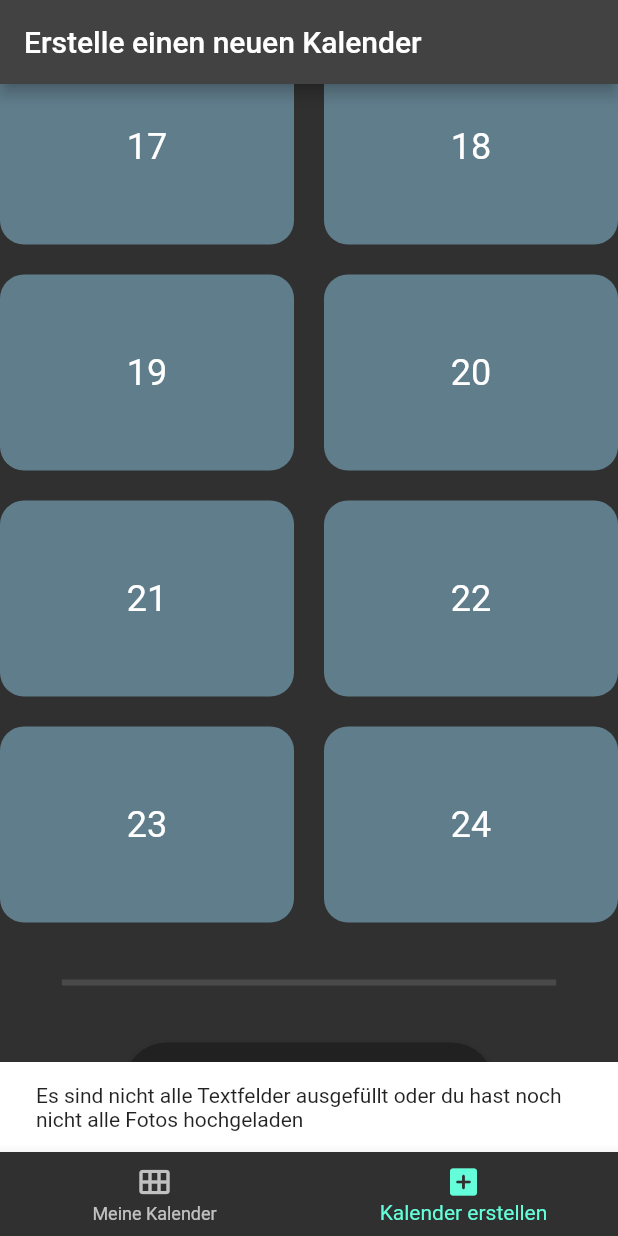
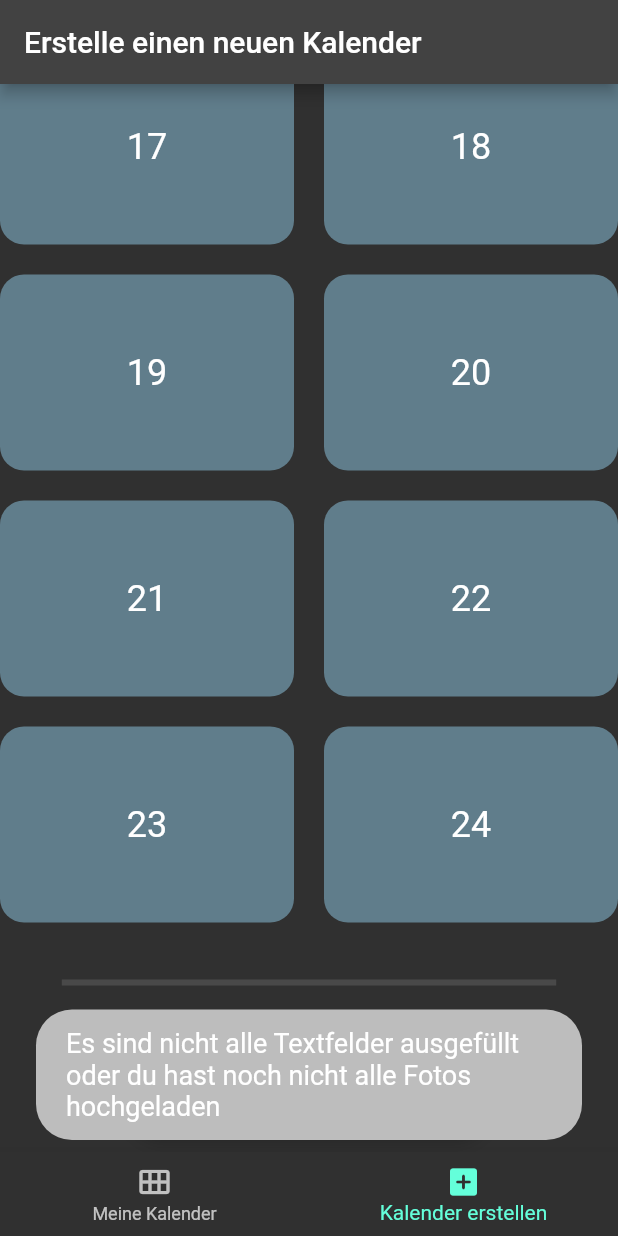
Before and after one commit to SirSimon04/flutter_advent_calender, a Flutter app: the screen it shows after launch, item 2 of the bottom bar chosen, scrolled down 1592 dp, after a tap on "Kalender erstellen", on a phone screen of 412 x 824 dp. Run offline on Flutter 3.47's test engine with Material 2 defaults, Android fonts, the phone set to English and light mode, and no system bars; our stand-ins replace fluttertoast, image_picker, sqflite; missing offline and left inert: clipboard, particles_flutter; accounts and stored records are empty.

Commit message:
added toastservice to show exceptions to user

```diff
--- a/lib/screens/create_calendar/create_calendar.dart
+++ b/lib/screens/create_calendar/create_calendar.dart
@@ -1,5 +1,6 @@
 import 'package:flutter/material.dart';
 import 'package:flutter_advent_calender/services/http.dart';
+import 'package:flutter_advent_calender/services/toast_service.dart';
 import 'package:flutter_advent_calender/widgets/loader.dart';
 import 'package:image_picker/image_picker.dart';
 import 'dart:io';
@@ -193,16 +194,8 @@ class _CreateCalendarState extends State<CreateCalendar>
                               _msgController.text.trim().isEmpty ||
                               images.contains(null))
                           ? () {
-                              ScaffoldMessenger.of(context).showSnackBar(
-                                const SnackBar(
-                                  content: Text(
-                                    "Es sind nicht alle Textfelder ausgefüllt oder du hast noch nicht alle Fotos hochgeladen",
-                                  ),
-                                  duration: Duration(
-                                    seconds: 3,
-                                  ),
-                                ),
-                              );
+                              ToastService.showLongToast(
+                                  "Es sind nicht alle Textfelder ausgefüllt oder du hast noch nicht alle Fotos hochgeladen");
                             }
                           : () async {
                               setState(() {
--- a/lib/services/http.dart
+++ b/lib/services/http.dart
@@ -3,6 +3,8 @@ import 'package:flutter_advent_calender/models/calendar_model.dart';
 import 'package:http/http.dart' as http;
 import 'dart:convert';
 import 'package:crypto/crypto.dart';
+
+class NotFoundException implements Exception {}
 
 class HttpHelper {
   HttpHelper();
@@ -15,7 +17,7 @@ class HttpHelper {
     if (response.statusCode == 200) {
       return CalendarModel.fromMap(jsonDecode(response.body));
     } else if (response.statusCode == 404) {
-      throw Exception("not-found");
+      throw NotFoundException();
     } else {
       throw Exception("Failed to load Calendar");
     }
--- /dev/null
+++ b/lib/services/toast_service.dart
@@ -0,0 +1,13 @@
+import 'package:flutter/material.dart';
+import 'package:fluttertoast/fluttertoast.dart';
+
+class ToastService {
+  static void showLongToast(String text) {
+    Fluttertoast.showToast(
+      msg: text,
+      toastLength: Toast.LENGTH_LONG,
+      fontSize: 18.0,
+      backgroundColor: Colors.grey[400],
+    );
+  }
+}
--- a/pubspec.yaml
+++ b/pubspec.yaml
@@ -53,6 +53,7 @@ dev_dependencies:
   path: ^1.8.0
   clipboard: ^0.1.3
   path_provider: ^2.0.6
+  fluttertoast: ^8.0.7
 # For information on the generic Dart part of this file, see the
 # following page: https://dart.dev/tools/pub/pubspec
 
```
Also changed, not shown: lib/screens/own_calendars/own_calendars.dart (+25 -4 lines), pubspec.lock.
